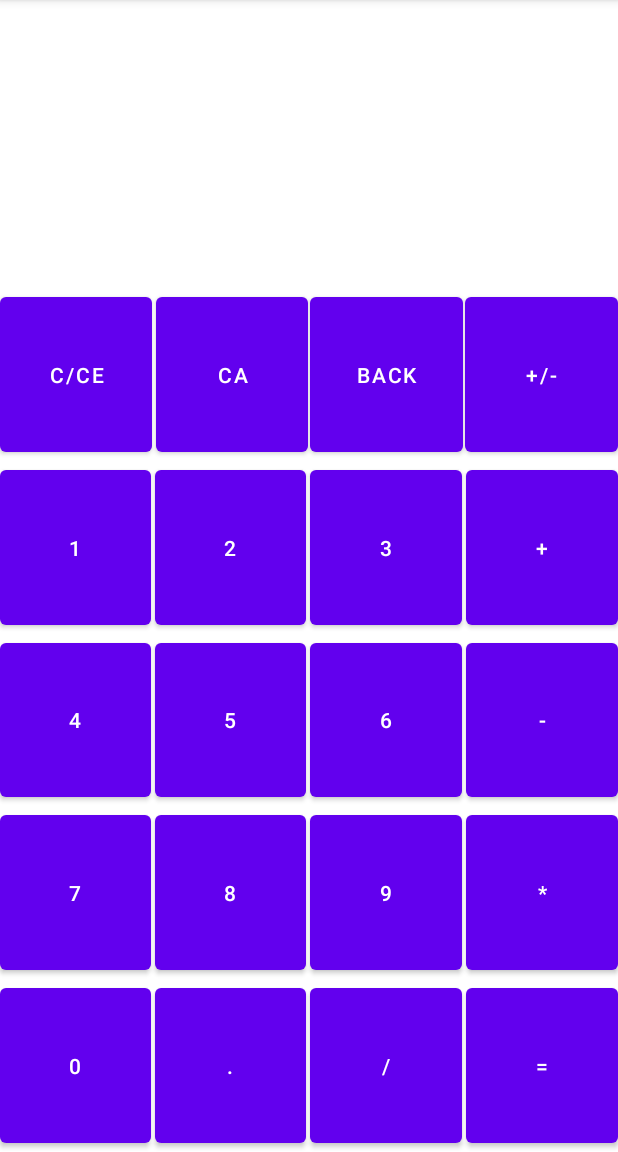
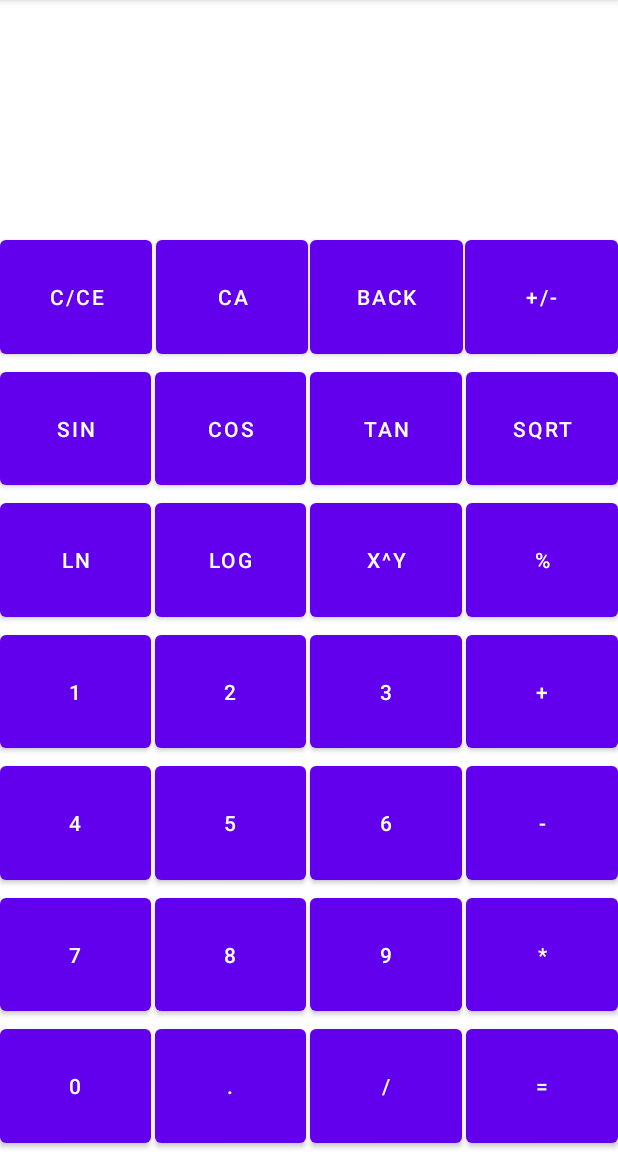
Before and after one commit to mbarancewicz/android-calculator, an Android app: the ExtendedCalcActivity screen opened directly, with no data from a screen before it, on a phone screen of 412 x 824 dp, the part 84-1236 px from its top. Run offline under Robolectric (Android 15) with nearby library versions, the phone set to English and light mode, and no system bars.

Commit message:
added extended calc buttons

```diff
--- a/app/src/main/res/layout/activity_extended_calc.xml
+++ b/app/src/main/res/layout/activity_extended_calc.xml
@@ -42,16 +42,16 @@
         app:layout_constraintEnd_toEndOf="parent"
         app:layout_constraintHeight_percent="0.13"
         app:layout_constraintStart_toStartOf="parent"
-        app:layout_constraintTop_toTopOf="parent" />
+        app:layout_constraintTop_toBottomOf="@+id/scrollable" />
 
     <LinearLayout
         android:id="@+id/linearLayout"
         android:layout_width="match_parent"
         android:layout_height="0dp"
         android:orientation="horizontal"
-        app:layout_constraintBottom_toTopOf="@+id/linearLayout3"
+        app:layout_constraintBottom_toTopOf="@+id/linearLayout7"
         app:layout_constraintEnd_toEndOf="parent"
-        app:layout_constraintHeight_percent="0.15"
+        app:layout_constraintHeight_percent="0.1142"
         app:layout_constraintStart_toStartOf="parent">
 
         <Button
@@ -93,13 +93,119 @@
     </LinearLayout>
 
     <LinearLayout
+        android:id="@+id/linearLayout7"
+        android:layout_width="match_parent"
+        android:orientation="horizontal"
+        android:layout_height="0dp"
+        app:layout_constraintHeight_percent="0.1142"
+        app:layout_constraintBottom_toTopOf="@+id/linearLayout8"
+        app:layout_constraintEnd_toEndOf="parent"
+        app:layout_constraintStart_toStartOf="parent">
+
+        <Button
+            android:id="@+id/button222"
+            android:layout_width="wrap_content"
+            android:layout_height="match_parent"
+            android:layout_weight="1"
+            android:layout_marginEnd="1.5dp"
+            android:tag="0"
+            android:onClick="insertNumber"
+            android:text="sin" />
+
+        <Button
+            android:id="@+id/button223"
+            android:layout_width="wrap_content"
+            android:layout_height="match_parent"
+            android:layout_weight="1"
+            android:layout_marginStart="1.5dp"
+            android:layout_marginEnd="1.5dp"
+            android:tag="."
+            android:onClick="insertNumber"
+            android:text="cos" />
+
+        <Button
+            android:id="@+id/button214"
+            android:layout_width="wrap_content"
+            android:layout_height="match_parent"
+            android:layout_weight="1"
+            android:layout_marginStart="1.5dp"
+            android:layout_marginEnd="1.5dp"
+            android:tag="/"
+            android:onClick="insertOperator"
+            android:text="tan" />
+
+        <Button
+            android:id="@+id/button246"
+            android:layout_width="wrap_content"
+            android:layout_height="match_parent"
+            android:layout_weight="1"
+            android:layout_marginStart="1.5dp"
+            android:tag="="
+            android:onClick="evaluate"
+            android:text="sqrt" />
+    </LinearLayout>
+
+    <LinearLayout
+        android:id="@+id/linearLayout8"
+        android:layout_width="match_parent"
+        android:orientation="horizontal"
+        android:layout_height="0dp"
+        app:layout_constraintHeight_percent="0.1142"
+        app:layout_constraintBottom_toTopOf="@+id/linearLayout3"
+        app:layout_constraintEnd_toEndOf="parent"
+        app:layout_constraintStart_toStartOf="parent">
+
+        <Button
+            android:id="@+id/button292"
+            android:layout_width="wrap_content"
+            android:layout_height="match_parent"
+            android:layout_weight="1"
+            android:layout_marginEnd="1.5dp"
+            android:tag="0"
+            android:onClick="insertNumber"
+            android:text="ln" />
+
+        <Button
+            android:id="@+id/button228"
+            android:layout_width="wrap_content"
+            android:layout_height="match_parent"
+            android:layout_weight="1"
+            android:layout_marginStart="1.5dp"
+            android:layout_marginEnd="1.5dp"
+            android:tag="."
+            android:onClick="insertNumber"
+            android:text="log" />
+
+        <Button
+            android:id="@+id/button234"
+            android:layout_width="wrap_content"
+            android:layout_height="match_parent"
+            android:layout_weight="1"
+            android:layout_marginStart="1.5dp"
+            android:layout_marginEnd="1.5dp"
+            android:tag="/"
+            android:onClick="insertOperator"
+            android:text="x^y" />
+
+        <Button
+            android:id="@+id/button256"
+            android:layout_width="wrap_content"
+            android:layout_height="match_parent"
+            android:layout_weight="1"
+            android:layout_marginStart="1.5dp"
+            android:tag="="
+            android:onClick="evaluate"
+            android:text="%" />
+    </LinearLayout>
+
+    <LinearLayout
         android:id="@+id/linearLayout3"
         android:layout_width="match_parent"
         android:layout_height="0dp"
         android:orientation="horizontal"
         app:layout_constraintBottom_toTopOf="@+id/linearLayout5"
         app:layout_constraintEnd_toEndOf="parent"
-        app:layout_constraintHeight_percent="0.15"
+        app:layout_constraintHeight_percent="0.1142"
         app:layout_constraintStart_toStartOf="parent">
 
         <Button
@@ -153,7 +259,7 @@
         android:orientation="horizontal"
         app:layout_constraintBottom_toTopOf="@+id/linearLayout2"
         app:layout_constraintEnd_toEndOf="parent"
-        app:layout_constraintHeight_percent="0.15"
+        app:layout_constraintHeight_percent="0.1142"
         app:layout_constraintStart_toStartOf="parent">
 
         <Button
@@ -206,7 +312,7 @@
         android:orientation="horizontal"
         app:layout_constraintBottom_toTopOf="@+id/linearLayout6"
         app:layout_constraintEnd_toEndOf="parent"
-        app:layout_constraintHeight_percent="0.15"
+        app:layout_constraintHeight_percent="0.1142"
         app:layout_constraintStart_toStartOf="parent">
 
         <Button
@@ -258,7 +364,7 @@
         android:layout_width="match_parent"
         android:orientation="horizontal"
         android:layout_height="0dp"
-        app:layout_constraintHeight_percent="0.15"
+        app:layout_constraintHeight_percent="0.1142"
         app:layout_constraintBottom_toBottomOf="parent"
         app:layout_constraintEnd_toEndOf="parent"
         app:layout_constraintStart_toStartOf="parent">
```
